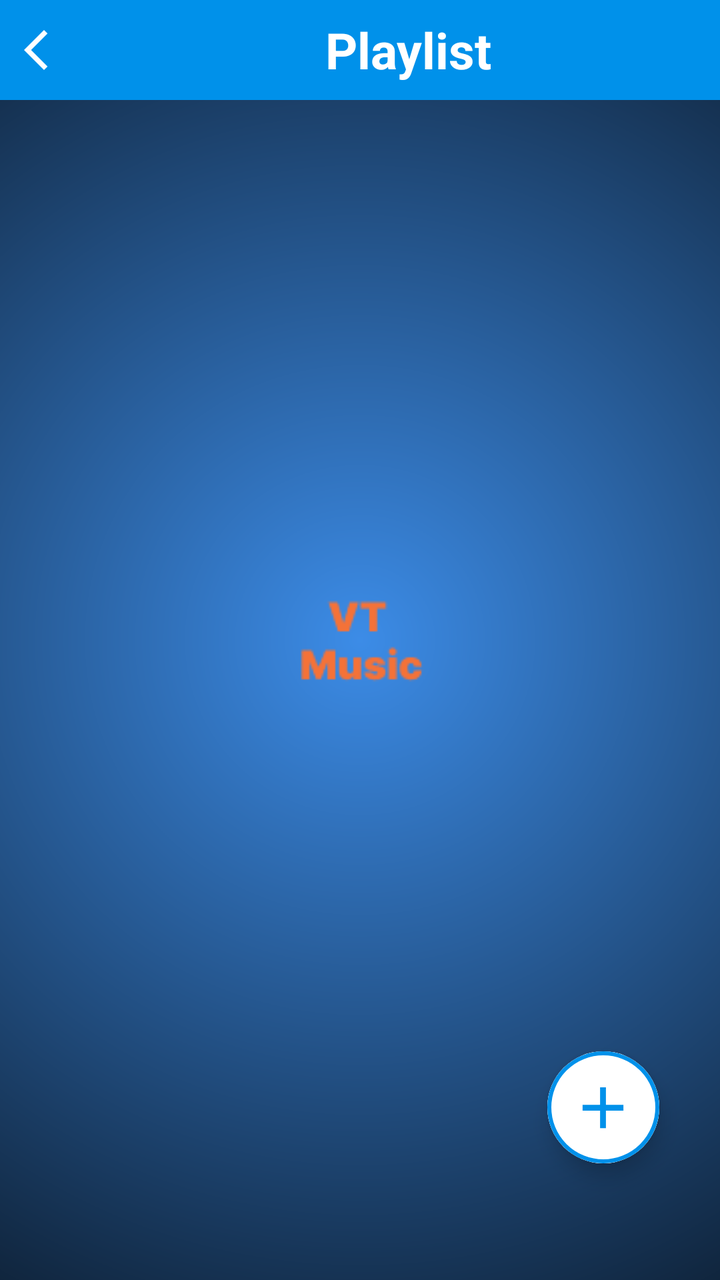
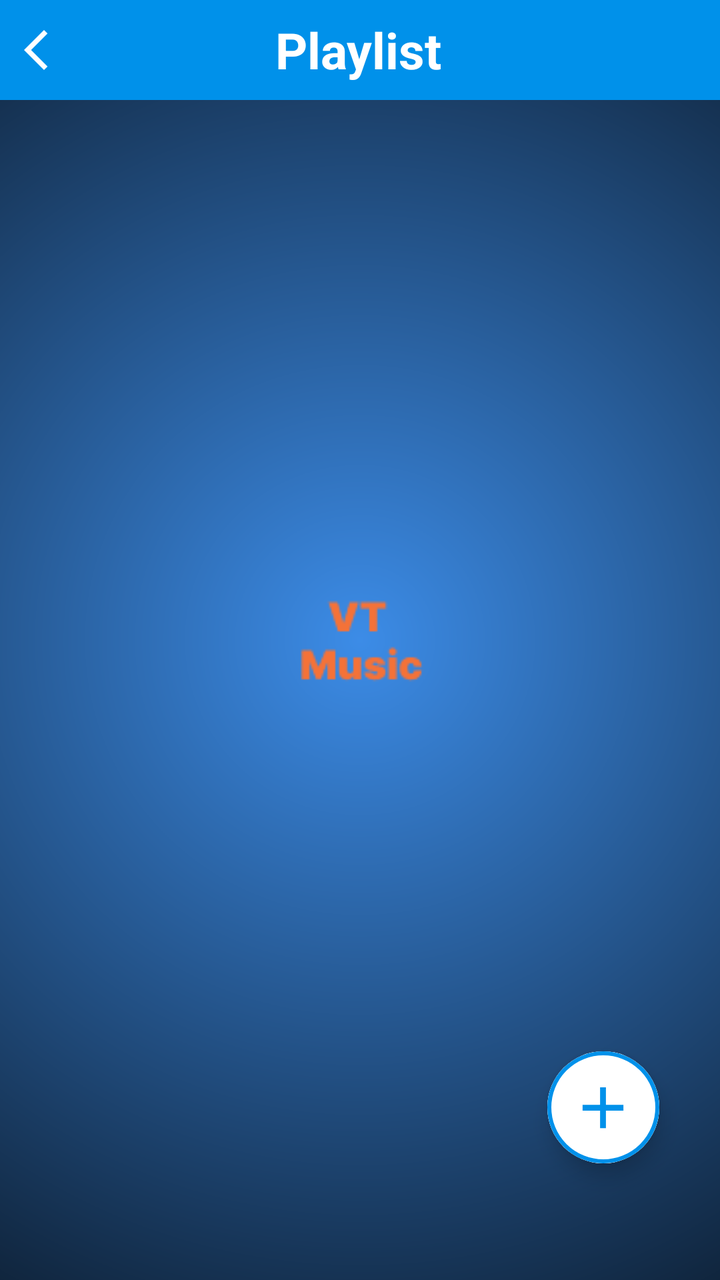

Screens rendered from an Android XML layout before and after an edit, with the pre-edit source and the edit as a unified diff.
<!-- AndroidManifest.xml: application theme splash_screen -->
<!-- res/layout/activity_playlist.xml -->
<?xml version="1.0" encoding="utf-8"?>
<androidx.constraintlayout.widget.ConstraintLayout xmlns:android="http://schemas.android.com/apk/res/android"
    xmlns:app="http://schemas.android.com/apk/res-auto"
    xmlns:tools="http://schemas.android.com/tools"
    android:id="@+id/main"
    android:layout_width="match_parent"
    android:layout_height="match_parent"
    tools:context=".PlaylistActivity">


    <LinearLayout
        android:layout_width="match_parent"
        android:layout_height="wrap_content"
        android:orientation="horizontal"
        app:layout_constraintEnd_toEndOf="parent"
        app:layout_constraintStart_toStartOf="parent"
        app:layout_constraintTop_toTopOf="parent"
        android:background="@color/vt_music_cool_blue">

        <ImageButton
            android:layout_width="wrap_content"
            android:layout_height="50dp"
            android:contentDescription="@string/back_btn"
            android:src="@drawable/arrow_back_24dp"
            android:backgroundTint="@android:color/transparent"
            app:tint="@color/white"
            />
        <TextView
            android:layout_width="match_parent"
            android:layout_height="match_parent"
            android:contentDescription="@string/playlist_btn"
            android:text="@string/playlist_btn"
            android:gravity="center"
            android:textSize="25sp"
            android:textColor="@color/white"
            android:textStyle="bold"
            />

    </LinearLayout>

    <com.google.android.material.floatingactionbutton.ExtendedFloatingActionButton
        android:layout_width="wrap_content"
        android:layout_height="wrap_content"
        app:icon="@drawable/baseline_add_24"
        app:iconSize="35dp"
        app:iconTint="@color/vt_music_cool_blue"
        app:layout_constraintBottom_toBottomOf="parent"
        app:layout_constraintEnd_toEndOf="parent"
        app:layout_constraintHorizontal_bias="0.9"
        app:layout_constraintStart_toStartOf="parent"
        app:layout_constraintTop_toTopOf="parent"
        app:layout_constraintVertical_bias="0.9"
        android:backgroundTint="@color/white"
        app:strokeWidth="2dp"
        app:strokeColor="@color/vt_music_cool_blue"
        />


</androidx.constraintlayout.widget.ConstraintLayout>
<!-- resources referenced by this layout -->
<resources>
  <color name="vt_music_cool_blue">#0091EA</color>
  <color name="white">#FFFFFFFF</color>
  <!-- drawable arrow_back_24dp (drawable) -->
  <vector xmlns:android="http://schemas.android.com/apk/res/android"
      android:width="24dp"
      android:height="24dp"
      android:viewportWidth="960"
      android:viewportHeight="960">
    <path
        android:pathData="M400,880 L0,480l400,-400 71,71 -329,329 329,329 -71,71Z"
        android:fillColor="#e3e3e3"/>
  </vector>
  <!-- drawable baseline_add_24 (drawable) -->
  <vector xmlns:android="http://schemas.android.com/apk/res/android" android:height="24dp" android:tint="#000000" android:viewportHeight="24" android:viewportWidth="24" android:width="24dp">
        
      <path android:fillColor="@android:color/white" android:pathData="M19,13h-6v6h-2v-6H5v-2h6V5h2v6h6v2z"/>
      
  </vector>
  <string name="back_btn">Back</string>
  <string name="playlist_btn">Playlist</string>
  <style name="splash_screen" parent="Theme.MaterialComponents.Light.NoActionBar">
          <item name="android:windowBackground">@drawable/splash_screen</item>
      </style>
  <!-- drawable splash_screen (drawable) -->
  <?xml version="1.0" encoding="utf-8"?>
  <layer-list xmlns:android="http://schemas.android.com/apk/res/android">
      
      <item android:drawable="@drawable/splash_gradient_background" />
      <item android:drawable="@drawable/vt_music_splash_icon_screen_5" android:gravity="center" />
  </layer-list>
  <!-- drawable splash_gradient_background (drawable) -->
  <?xml version="1.0" encoding="utf-8"?>
  <shape xmlns:android="http://schemas.android.com/apk/res/android" android:shape="rectangle">
  
  
  
  
  
      <gradient
          android:type="radial"
          android:gradientRadius="500dp"
          android:centerX="50%"
          android:centerY="50%"
          android:startColor="#FF3C8CE7"
          android:endColor="#FF000000" />
  
  </shape>
  <!-- drawable vt_music_splash_icon_screen_5: png bitmap (drawable, 4722 bytes) -->
</resources>

<!-- the commit's change to res/layout/activity_playlist.xml (unified diff, before → after) -->
@@ -25,16 +25,17 @@
             android:backgroundTint="@android:color/transparent"
             app:tint="@color/white"
             />
+
         <TextView
             android:layout_width="match_parent"
             android:layout_height="match_parent"
             android:contentDescription="@string/playlist_btn"
+            android:gravity="center"
             android:text="@string/playlist_btn"
-            android:gravity="center"
+            android:textColor="@color/white"
             android:textSize="25sp"
-            android:textColor="@color/white"
             android:textStyle="bold"
-            />
+            android:layout_marginEnd="50dp"/>
 
     </LinearLayout>
 
